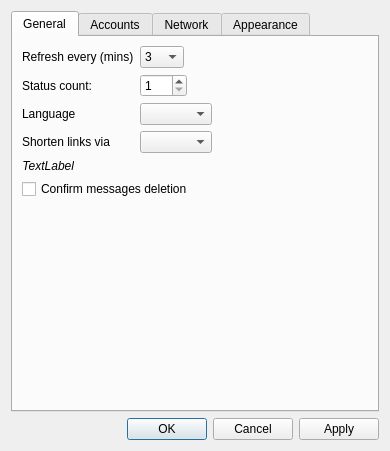
Old version of the form qtwitter-app/ui/settings.ui in the repository ayoy/qtwitter.
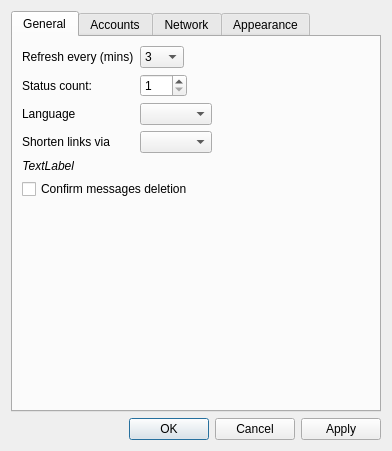
New version of the form.

Commit message: Added plugin interfaces for filtering status before posting and for adding a tab in settings. Initial version of autotagging plugin.

Patch:
```diff
--- a/qtwitter-app/ui/settings.ui
+++ b/qtwitter-app/ui/settings.ui
@@ -6,8 +6,8 @@
    <rect>
     <x>0</x>
     <y>0</y>
-    <width>390</width>
-    <height>435</height>
+    <width>392</width>
+    <height>433</height>
    </rect>
   </property>
   <property name="sizePolicy">
@@ -42,7 +42,7 @@
        <property name="fieldGrowthPolicy">
         <enum>QFormLayout::ExpandingFieldsGrow</enum>
        </property>
-       <item row="1" column="0">
+       <item row="0" column="0">
         <widget class="QLabel" name="refreshLabel">
          <property name="text">
           <string>Refresh every (mins)</string>
@@ -52,7 +52,7 @@
          </property>
         </widget>
        </item>
-       <item row="1" column="1">
+       <item row="0" column="1">
         <widget class="QComboBox" name="refreshCombo">
          <item>
           <property name="text">
@@ -91,14 +91,14 @@
          </item>
         </widget>
        </item>
-       <item row="2" column="0">
+       <item row="1" column="0">
         <widget class="QLabel" name="tweetCountLabel">
          <property name="text">
           <string>Status count:</string>
          </property>
         </widget>
        </item>
-       <item row="2" column="1">
+       <item row="1" column="1">
         <widget class="QSpinBox" name="statusCountBox">
          <property name="maximumSize">
           <size>
@@ -117,7 +117,7 @@
          </property>
         </widget>
        </item>
-       <item row="3" column="0">
+       <item row="2" column="0">
         <widget class="QLabel" name="languageLabel">
          <property name="text">
           <string>Language</string>
@@ -127,7 +127,7 @@
          </property>
         </widget>
        </item>
-       <item row="3" column="1">
+       <item row="2" column="1">
         <widget class="QComboBox" name="languageCombo">
          <property name="currentIndex">
           <number>-1</number>
@@ -137,7 +137,7 @@
          </property>
         </widget>
        </item>
-       <item row="4" column="0">
+       <item row="3" column="0">
         <widget class="QLabel" name="shortenLabel">
          <property name="text">
           <string>Shorten links via</string>
@@ -147,17 +147,10 @@
          </property>
         </widget>
        </item>
-       <item row="4" column="1">
+       <item row="3" column="1">
         <widget class="QComboBox" name="urlShortenerCombo"/>
        </item>
-       <item row="8" column="0" colspan="2">
-        <widget class="QCheckBox" name="confirmDeletionBox">
-         <property name="text">
-          <string>Confirm messages deletion</string>
-         </property>
-        </widget>
-       </item>
-       <item row="6" column="0">
+       <item row="4" column="0">
         <widget class="QLabel" name="shortenerInfoLabel">
          <property name="font">
           <font>
@@ -172,6 +165,13 @@
          </property>
         </widget>
        </item>
+       <item row="5" column="0" colspan="2">
+        <widget class="QCheckBox" name="confirmDeletionBox">
+         <property name="text">
+          <string>Confirm messages deletion</string>
+         </property>
+        </widget>
+       </item>
       </layout>
      </widget>
      <widget class="QWidget" name="accountsTab">
```
Left out of the diff: 21 changed lines with no effect on the pictures. The commit also changes 16 other files.
